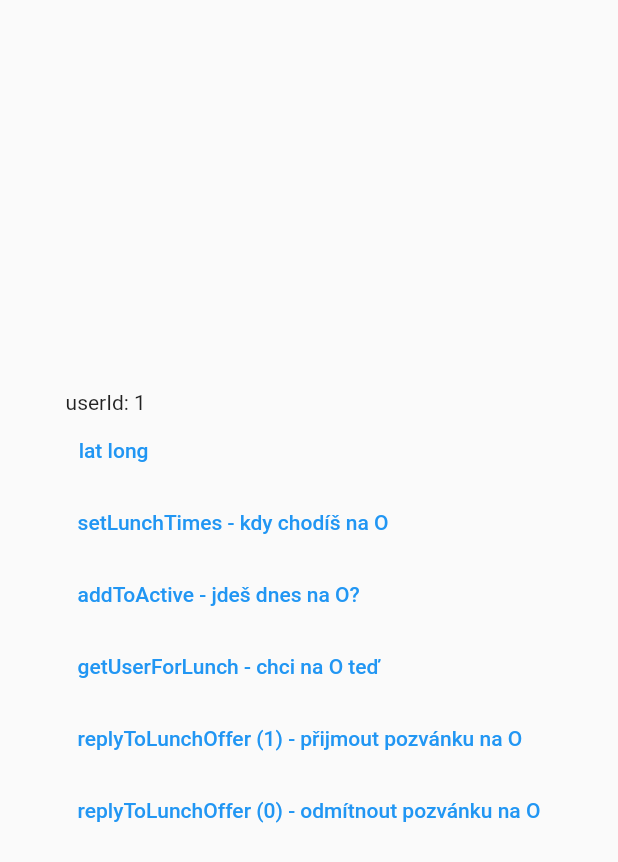
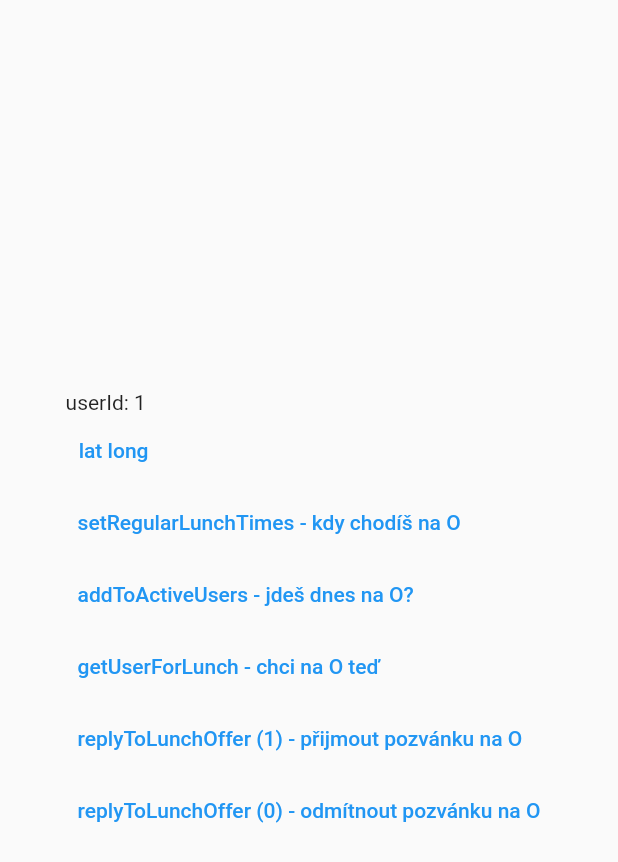
Before and after one commit to Divocaak/oapp, a Flutter app: the screen it shows after launch, on a phone screen of 412 x 824 dp. Shown: the top 862 px of the screen. Run offline on Flutter 3.47's test engine with Material 2 defaults, Android fonts, the phone set to English and light mode, and no system bars; our stand-ins replace geolocator.

Commit message:
endpoints renaming

```diff
--- a/lib/pages/homepage.dart
+++ b/lib/pages/homepage.dart
@@ -22,10 +22,10 @@ class _HomePageState extends State<HomePage> {
             TextButton(child: const Text("lat long"), onPressed: () async => print(await determinePosition())),
             // TODO send
             TextButton(
-                child: const Text("setLunchTimes - kdy chodíš na O"),
+                child: const Text("setRegularLunchTimes - kdy chodíš na O"),
                 onPressed: () async => print(await getLunchTimesToSend())),
             // TODO send
-            TextButton(child: const Text("addToActive - jdeš dnes na O?"), onPressed: () {}),
+            TextButton(child: const Text("addToActiveUsers - jdeš dnes na O?"), onPressed: () {}),
             // TODO endpoint
             // TODO send
             TextButton(child: const Text("getUserForLunch - chci na O teď"), onPressed: () {}),
```
